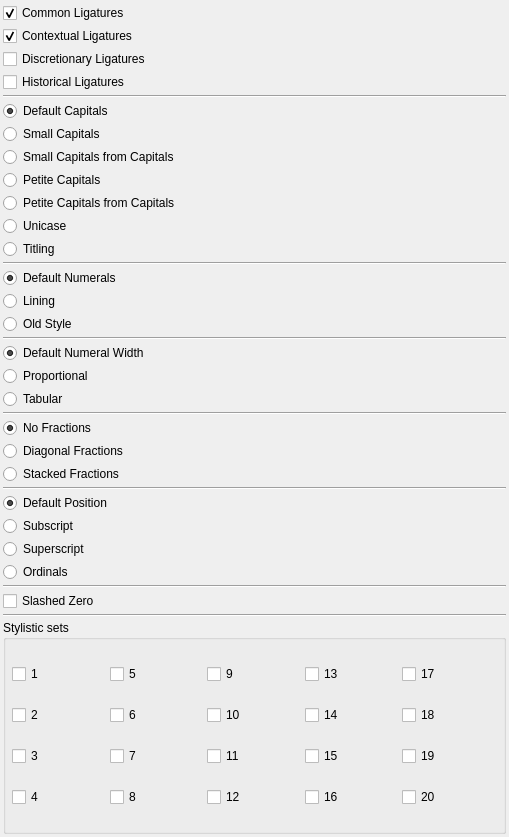
This is scribus/ui/propertywidget_fontfeaturesbase.ui in scribusproject/scribus as Qt 5 draws it before an edit. The edited form follows.
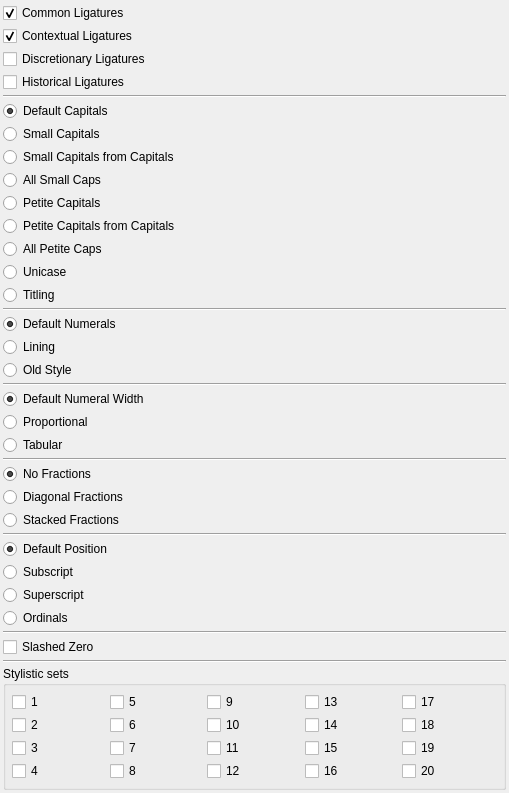
This is the edited form.

The edit to the form file:
```diff
--- a/scribus/ui/propertywidget_fontfeaturesbase.ui
+++ b/scribus/ui/propertywidget_fontfeaturesbase.ui
@@ -7,7 +7,7 @@
     <x>0</x>
     <y>0</y>
     <width>509</width>
-    <height>837</height>
+    <height>758</height>
    </rect>
   </property>
   <layout class="QVBoxLayout" name="verticalLayout">
@@ -139,6 +139,16 @@
      </attribute>
     </widget>
    </item>
+   <item>
+    <widget class="QRadioButton" name="AllSmallCapsRadio">
+     <property name="text">
+      <string>All Small Caps</string>
+     </property>
+     <attribute name="buttonGroup">
+      <string notr="true">CapitalsGroup</string>
+     </attribute>
+    </widget>
+   </item>
    <item>
     <widget class="QRadioButton" name="PetiteRadio">
      <property name="toolTip">
@@ -165,6 +175,16 @@
      </attribute>
     </widget>
    </item>
+   <item>
+    <widget class="QRadioButton" name="AllPetiteCapsRadio">
+     <property name="text">
+      <string>All Petite Caps</string>
+     </property>
+     <attribute name="buttonGroup">
+      <string notr="true">CapitalsGroup</string>
+     </attribute>
+    </widget>
+   </item>
    <item>
     <widget class="QRadioButton" name="UnicaseRadio">
      <property name="toolTip">
```
Left out of the diff: 4 changed lines with no effect on the pictures.
